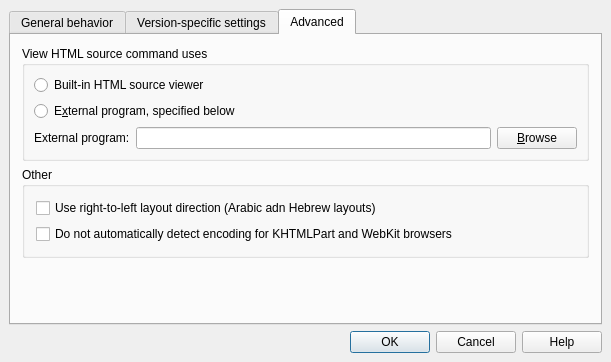
Qt form src/dialog_setup.ui (gyunaev/kchmviewer) before a commit.
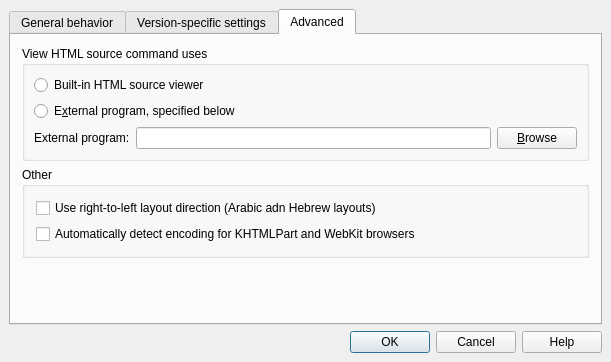
The same form after that commit. The open tabs and pages were chosen to show the change.

What changed in the file:
```diff
--- a/src/dialog_setup.ui
+++ b/src/dialog_setup.ui
@@ -627,7 +627,7 @@
           <item>
            <widget class="QCheckBox" name="boxAutodetectEncoding" >
             <property name="text" >
-             <string>Do not automatically detect encoding for KHTMLPart and WebKit browsers</string>
+             <string>Automatically detect encoding for KHTMLPart and WebKit browsers</string>
             </property>
            </widget>
           </item>
```
